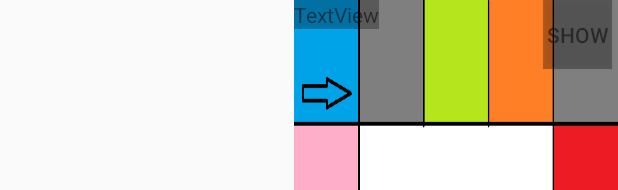
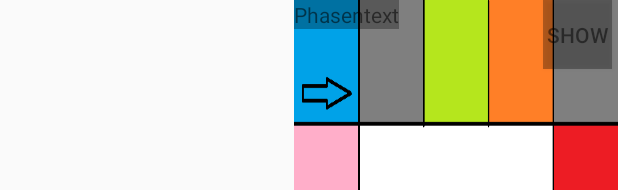
Before and after one commit to SE2-Gruppe-D/Phase10_SE2, an Android app: the layout activity_playfield.xml on its own in the app's theme, with its tools: preview values and no code run, on a phone screen of 412 x 824 dp. Shown: the top 190 px of the screen. Run offline under Robolectric (Android 15) with nearby library versions, the phone set to English and light mode, and no system bars.

Commit message:
Textview text geändert

```diff
--- a/app/src/main/res/layout/activity_playfield.xml
+++ b/app/src/main/res/layout/activity_playfield.xml
@@ -104,7 +104,7 @@
             android:layout_width="wrap_content"
             android:layout_height="wrap_content"
             android:background="#4D000000"
-            android:text="TextView" />
+            android:text="Phasentext" />
     </FrameLayout>
 
     <Button
```
